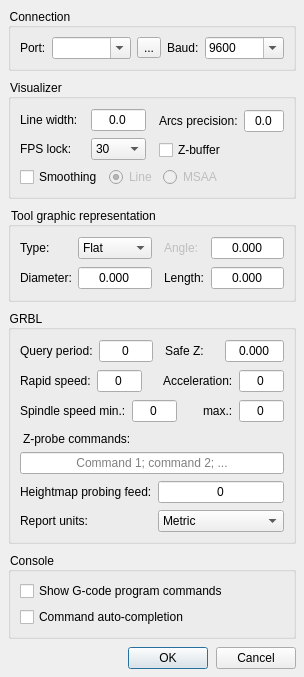
This is frmsettings.ui in Denvi/Candle as Qt 5 draws it before an edit. The edited form follows.
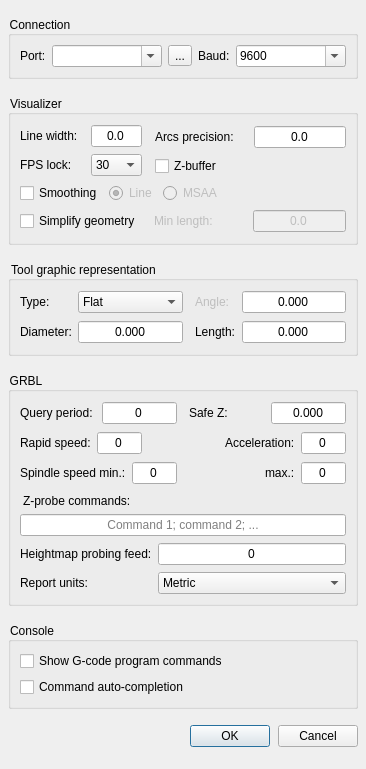
This is the edited form. Icons and pictures are not drawn.

Commit message: G-code visualizer geometry simplify option.

Diff of the .ui file:
```diff
--- a/frmsettings.ui
+++ b/frmsettings.ui
@@ -6,8 +6,8 @@
    <rect>
     <x>0</x>
     <y>0</y>
-    <width>304</width>
-    <height>403</height>
+    <width>366</width>
+    <height>769</height>
    </rect>
   </property>
   <property name="windowTitle">
@@ -146,11 +146,13 @@
      </property>
      <layout class="QVBoxLayout" name="verticalLayout_2">
       <item>
-       <layout class="QHBoxLayout" name="horizontalLayout_10" stretch="1,1">
+       <layout class="QHBoxLayout" name="horizontalLayout_10" stretch="0,1">
         <property name="spacing">
          <number>13</number>
         </property>
         <item>
+         <layout class="QVBoxLayout" name="verticalLayout_7">
+          <item>
          <layout class="QGridLayout" name="gridLayout_3">
           <property name="bottomMargin">
            <number>1</number>
@@ -158,6 +160,13 @@
           <property name="verticalSpacing">
            <number>6</number>
           </property>
+            <item row="1" column="0">
+             <widget class="QLabel" name="label_7">
+              <property name="text">
+               <string>FPS lock:</string>
+              </property>
+             </widget>
+            </item>
           <item row="0" column="2">
            <widget class="QDoubleSpinBox" name="txtLineWidth">
             <property name="alignment">
@@ -200,12 +209,7 @@
             </property>
            </widget>
           </item>
-          <item row="1" column="0">
-           <widget class="QLabel" name="label_7">
-            <property name="text">
-             <string>FPS lock:</string>
-            </property>
-           </widget>
+           </layout>
           </item>
          </layout>
         </item>
@@ -316,6 +320,62 @@
         </item>
        </layout>
       </item>
+      <item>
+       <layout class="QHBoxLayout" name="horizontalLayout_6">
+        <item>
+         <widget class="QCheckBox" name="chkSimplify">
+          <property name="text">
+           <string>Simplify geometry</string>
+          </property>
+         </widget>
+        </item>
+        <item>
+         <spacer name="horizontalSpacer_5">
+          <property name="orientation">
+           <enum>Qt::Horizontal</enum>
+          </property>
+          <property name="sizeType">
+           <enum>QSizePolicy::Fixed</enum>
+          </property>
+          <property name="sizeHint" stdset="0">
+           <size>
+            <width>7</width>
+            <height>20</height>
+           </size>
+          </property>
+         </spacer>
+        </item>
+        <item>
+         <widget class="QLabel" name="label_8">
+          <property name="enabled">
+           <bool>false</bool>
+          </property>
+          <property name="text">
+           <string>Min length:</string>
+          </property>
+         </widget>
+        </item>
+        <item>
+         <widget class="QDoubleSpinBox" name="txtSimplifyPrecision">
+          <property name="enabled">
+           <bool>false</bool>
+          </property>
+          <property name="alignment">
+           <set>Qt::AlignCenter</set>
+          </property>
+          <property name="buttonSymbols">
+           <enum>QAbstractSpinBox::NoButtons</enum>
+          </property>
+          <property name="decimals">
+           <number>1</number>
+          </property>
+          <property name="maximum">
+           <double>99.000000000000000</double>
+          </property>
+         </widget>
+        </item>
+       </layout>
+      </item>
      </layout>
     </widget>
    </item>
```
Left out of the diff: 46 changed lines with no effect on the pictures. Lines whose indentation alone changed are shown as unchanged. The commit also changes 7 other files.
